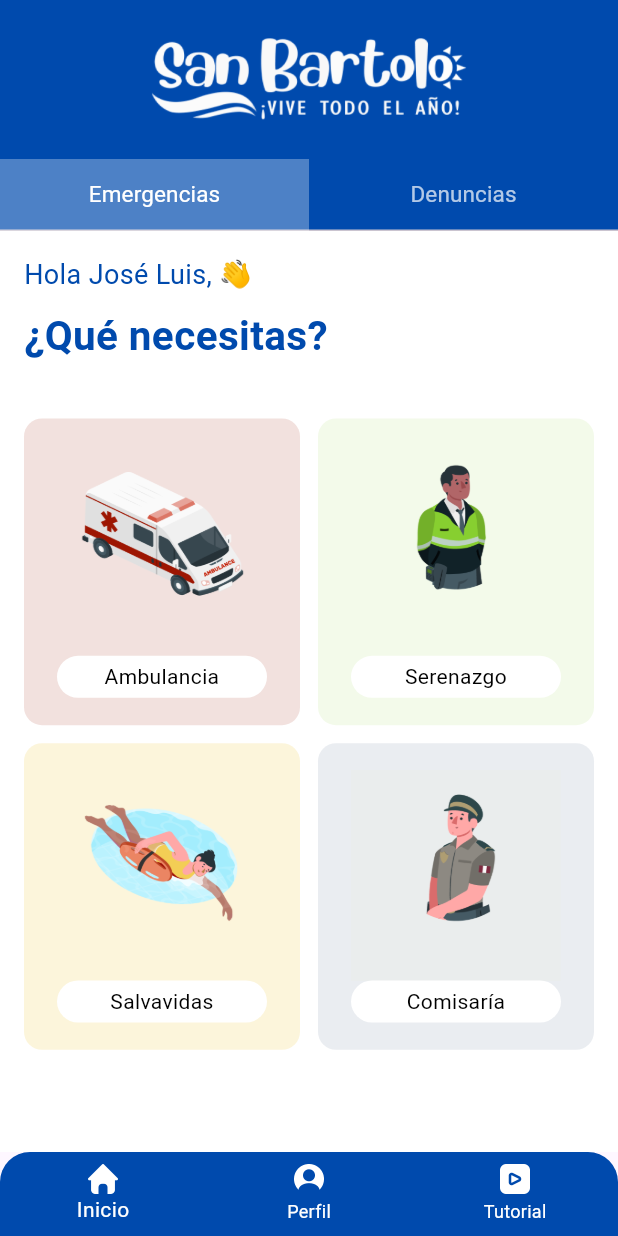
After one commit to juless2000/app_municipalidad_sb, a Flutter app: the InicioPage screen opened by its route, on a phone screen of 412 x 824 dp. The commit adds this screen. Run offline on Flutter 3.47's test engine with Material 3 defaults, Android fonts, the phone set to English and light mode, and no system bars; our stand-ins replace flutter_bloc, go_router, loader_overlay, quickalert, shared_preferences; accounts and stored records are empty.

Commit message:
Diseño BottNavBar, TabBar, Menú de Inicio - Emergencias y Denuncias - AMSB
Diseño del menú de Inicio, Emergencias y Denuncias.

```diff
--- a/lib/config/router/router.dart
+++ b/lib/config/router/router.dart
@@ -1,4 +1,5 @@
 
+import 'package:app_municipalidad_sb/presentation/screens/inicio/inicio.dart';
 import 'package:app_municipalidad_sb/presentation/screens/load/load.dart';
 import 'package:app_municipalidad_sb/presentation/screens/login/login.dart';
 import 'package:go_router/go_router.dart';
@@ -6,4 +7,5 @@ import 'package:go_router/go_router.dart';
 final appRouter = GoRouter(initialLocation: '/', routes: [
   GoRoute(path: '/', name: '/load', builder: (context, state) => const LoadPage(),),
   GoRoute(path: '/login', name: 'login', builder: (context, state) => const LoginPage(),),
+  GoRoute(path: '/inicio', name: 'inicio', builder: (context, state) => const InicioPage(),),
 ]);
--- a/lib/main.dart
+++ b/lib/main.dart
@@ -13,13 +13,11 @@ class MainApp extends StatelessWidget {
   @override
   Widget build(BuildContext context) {
 
-    SystemChrome.setEnabledSystemUIMode(SystemUiMode.immersiveSticky);
-
     return MaterialApp.router(
       title: 'App Municipalidad San Bartolo',
       debugShowCheckedModeBanner: false,
       routerConfig: appRouter,
-      theme: ThemeData.dark(),
+      theme: ThemeData.light(),
             localizationsDelegates: const [
         GlobalMaterialLocalizations.delegate,
         GlobalWidgetsLocalizations.delegate,
--- /dev/null
+++ b/lib/presentation/screens/inicio/denuncias/denuncias.dart
@@ -0,0 +1,67 @@
+// ignore_for_file: use_super_parameters
+
+import 'package:flutter/material.dart';
+
+class DenunciasPage extends StatefulWidget {
+  const DenunciasPage({Key? key}) : super(key: key);
+
+  @override
+  State<DenunciasPage> createState() => _DenunciasPageState();
+}
+
+class _DenunciasPageState extends State<DenunciasPage> {
+  final List<Map<String, dynamic>> categorias = [
+    {'icon': 'assets/imgs/inicio/denuncias/building.png', 'title': 'Construcción ilegal', 'subtitle': 'Reporta construcciones sin permiso'},
+    {'icon': 'assets/imgs/inicio/denuncias/volume.png', 'title': 'Ruidos Molestos', 'subtitle': 'Denuncia ruidos excesivos'},
+    {'icon': 'assets/imgs/inicio/denuncias/pets.png', 'title': 'Escreta de Mascotas', 'subtitle': 'Reporta excremento en lugares públicos'},
+    {'icon': 'assets/imgs/inicio/denuncias/grass.png', 'title': 'Arrojo de Desmonte', 'subtitle': 'Denuncia residuos de construcción'},
+    {'icon': 'assets/imgs/inicio/denuncias/trash.png', 'title': 'Arrojo de Basura', 'subtitle': 'Reporta basura en áreas prohibidas'},
+    {'icon': 'assets/imgs/inicio/denuncias/tree.png', 'title': 'Arrojo de Maleza', 'subtitle': 'Denuncia acumulación de maleza'},
+  ];
+
+  @override
+  Widget build(BuildContext context) {
+    return Scaffold(
+      body: Padding(
+        padding: const EdgeInsets.all(16.0),
+        child: ListView.builder(
+          itemCount: categorias.length,
+          itemBuilder: (context, index) {
+            final categoria = categorias[index];
+            return Card(
+              elevation: 2,
+              margin: const EdgeInsets.symmetric(vertical: 8),
+              child: ListTile(
+                leading: Image.asset(
+                  categoria['icon'],
+                  width: 40,
+                  height: 40,
+                ),
+                title: Text(
+                  categoria['title'],
+                  style: const TextStyle(
+                    fontWeight: FontWeight.bold,
+                    color: Color.fromRGBO(0, 74, 173, 1.0),
+                  ),
+                ),
+                subtitle: Text(
+                  categoria['subtitle'],
+                  style: const TextStyle(color: Colors.black54),
+                ),
+                trailing: const Icon(
+                  Icons.arrow_forward_ios,
+                  color: Colors.black54,
+                ),
+                onTap: () {
+                  ScaffoldMessenger.of(context).showSnackBar(
+                    SnackBar(content: Text('Seleccionaste: ${categoria['title']}')),
+                  );
+                },
+              ),
+            );
+          },
+        ),
+      ),
+    );
+  }
+}
--- /dev/null
+++ b/lib/presentation/screens/inicio/emergencias/emergencias.dart
@@ -0,0 +1,94 @@
+import 'package:app_municipalidad_sb/presentation/widgets/option_card_emergencias.dart';
+import 'package:flutter/material.dart';
+
+class EmergenciasPage extends StatefulWidget {
+  const EmergenciasPage({super.key});
+
+  @override
+  State<EmergenciasPage> createState() => _EmergenciasPageState();
+}
+
+class _EmergenciasPageState extends State<EmergenciasPage> {
+  @override
+  Widget build(BuildContext context) {
+    return Scaffold(
+      backgroundColor: Colors.white,
+      // Fondo blanco
+      body: SafeArea(
+        child: Column(
+          crossAxisAlignment: CrossAxisAlignment.start,
+          children: [
+            Container(
+              padding: const EdgeInsets.all(16.0),
+              child: const Column(
+                crossAxisAlignment: CrossAxisAlignment.start,
+                children: [
+                  Text(
+                    'Hola José Luis, 👋',
+                    style: TextStyle(
+                      color:  Color.fromRGBO(0, 74, 173, 1.0),
+                      fontSize: 18,
+                      fontWeight: FontWeight.w400,
+                    ),
+                  ),
+                  SizedBox(height: 8),
+                  Text(
+                    '¿Qué necesitas?',
+                    style: TextStyle(
+                      color:  Color.fromRGBO(0, 74, 173, 1.0),
+                      fontSize: 27,
+                      fontWeight: FontWeight.w600,
+                    ),
+                  ),
+                ],
+              ),
+            ),
+            const SizedBox(height: 20),
+            // Grid de opciones
+            Expanded(
+              child: Padding(
+                padding: const EdgeInsets.symmetric(horizontal: 16.0),
+                child: GridView.count(
+                  crossAxisCount: 2,
+                  crossAxisSpacing: 12,
+                  mainAxisSpacing: 12,
+                  childAspectRatio: 0.9,
+                  children: [
+                    OptionCardEmergencias(
+                      title: 'Ambulancia',
+                      imagePath: 'assets/imgs/inicio/emergencias/ambulancia.png',
+                      backgroundColor: const Color(0xFFF2E1DE),
+                      iconColor: Colors.black,
+                      onTap: () {},
+                    ),
+                    OptionCardEmergencias(
+                      title: 'Serenazgo',
+                      imagePath: 'assets/imgs/inicio/emergencias/serenazgo.png',
+                      backgroundColor: const Color(0xFFF3FAEA),
+                      iconColor: Colors.black,
+                      onTap: () {},
+                    ),
+                    OptionCardEmergencias(
+                      title: 'Salvavidas',
+                      imagePath: 'assets/imgs/inicio/emergencias/salvavidas.png',
+                      backgroundColor: const Color(0xFFFCF5DB),
+                      iconColor: Colors.black,
+                      onTap: () {},
+                    ),
+                    OptionCardEmergencias(
+                      title: 'Comisaría',
+                      imagePath: 'assets/imgs/inicio/emergencias/policia.png',
+                      backgroundColor: const Color(0xFFEAEDF1),
+                      iconColor: Colors.black,
+                      onTap: () {},
+                    ),
+                  ],
+                ),
+              ),
+            ),
+          ],
+        ),
+      ),
+    );
+  }
+}
--- /dev/null
+++ b/lib/presentation/screens/inicio/inicio.dart
@@ -0,0 +1,97 @@
+import 'package:app_municipalidad_sb/presentation/screens/inicio/tabbaremerdenun.dart';
+import 'package:app_municipalidad_sb/presentation/screens/perfil/perfil.dart';
+import 'package:app_municipalidad_sb/presentation/screens/tutorial/tutorial.dart';
+import 'package:flutter/material.dart';
+
+class InicioPage extends StatefulWidget {
+  const InicioPage({super.key});
+
+  @override
+  State<InicioPage> createState() => _InicioPageState();
+}
+
+class _InicioPageState extends State<InicioPage> {
+  int selectedIndex = 0;
+
+  @override
+  Widget build(BuildContext context) {
+    final screens = [
+      const TabBarEmerDenunPage(),
+      const PerfilPage(),
+      const TutorialPage()
+    ];
+
+    return Scaffold(
+      body: IndexedStack(
+        index: selectedIndex,
+        children: screens,
+      ),
+      bottomNavigationBar: Column(
+        mainAxisSize: MainAxisSize.min,
+        children: [
+          // Fondo con bordes redondeados
+          ClipRRect(
+            borderRadius: const BorderRadius.only(
+              topLeft: Radius.circular(20),
+              topRight: Radius.circular(20),
+            ),
+            child: BottomNavigationBar(
+              type: BottomNavigationBarType.fixed, // Mantener texto siempre visible
+              currentIndex: selectedIndex,
+              onTap: (value) {
+                setState(() {
+                  selectedIndex = value;
+                });
+              },
+              elevation: 0,
+              backgroundColor: const Color.fromRGBO(0, 74, 173, 1.0), // Fondo azul
+              selectedItemColor: Colors.white, // Color del texto seleccionado
+              unselectedItemColor: Colors.white, // Color del texto no seleccionado
+              items: [
+                BottomNavigationBarItem(
+                  icon: Image.asset(
+                    'assets/imgs/inicio/navigation/inicio.png',
+                    alignment: Alignment.center,
+                    height: 20,
+                  ),
+                  activeIcon: Image.asset(
+                    'assets/imgs/inicio/navigation/inicio.png',
+                    alignment: Alignment.center,
+                    height: 20,
+                  ),
+                  label: 'Inicio',
+                ),
+                BottomNavigationBarItem(
+                  icon: Image.asset(
+                    'assets/imgs/inicio/navigation/perfil.png',
+                    alignment: Alignment.center,
+                    height: 20,
+                  ),
+                  activeIcon: Image.asset(
+                    'assets/imgs/inicio/navigation/perfil.png',
+                    alignment: Alignment.center,
+                    height: 20,
+                  ),
+                  label: 'Perfil',
+                ),
+                BottomNavigationBarItem(
+                  icon: Image.asset(
+                    'assets/imgs/inicio/navigation/tutorial.png',
+                    alignment: Alignment.center,
+                    height: 20,
+                  ),
+                  activeIcon: Image.asset(
+                    'assets/imgs/inicio/navigation/tutorial.png',
+                    alignment: Alignment.center,
+                    height: 25,
+                  ),
+                  label: 'Tutorial',
+                ),
+              ],
+            ),
+          ),
+        ],
+      ),
+    );
+  }
+}
--- /dev/null
+++ b/lib/presentation/screens/inicio/tabbaremerdenun.dart
@@ -0,0 +1,73 @@
+import 'package:app_municipalidad_sb/presentation/screens/inicio/denuncias/denuncias.dart';
+import 'package:app_municipalidad_sb/presentation/screens/inicio/emergencias/emergencias.dart';
+import 'package:flutter/material.dart';
+
+class TabBarEmerDenunPage extends StatelessWidget {
+  const TabBarEmerDenunPage({super.key});
+
+  @override
+  Widget build(BuildContext context) {
+    return DefaultTabController(
+      length: 2, // Número de pestañas
+      child: Scaffold(
+        body: SafeArea(
+          child: Column(
+            children: [
+              // Encabezado con logo y TabBar
+              Container(
+                color: const Color.fromRGBO(0, 74, 173, 1.0),
+
+                child: Column(
+                  mainAxisSize: MainAxisSize.min,
+                  children: [
+                    const SizedBox(height: 15),
+                    Padding(
+                      padding: const EdgeInsets.all(8.0),
+                      child: Image.asset(
+                        'assets/imgs/logo_sb_white.png',
+                        height: 60,
+                        alignment: Alignment.center,
+                      ),
+                    ),
+                    const SizedBox(height: 15),
+                    TabBar(
+                      labelColor: Colors.white,
+                      unselectedLabelColor: Colors.white.withOpacity(0.7),
+                      indicator: BoxDecoration(
+                        color: Colors.white.withOpacity(0.3),
+                      ),
+                      indicatorSize: TabBarIndicatorSize.tab,
+                      tabs: const [
+                        Tab(
+                          child: Text(
+                            'Emergencias',
+                            style: TextStyle(fontSize: 15, fontWeight: FontWeight.w400),
+                          ),
+                        ),
+                        Tab(
+                          child: Text(
+                            'Denuncias',
+                            style: TextStyle(fontSize: 15, fontWeight: FontWeight.w400),
+                          ),
+                        ),
+                      ],
+                    ),
+                  ],
+                ),
+              ),
+              // Contenido del TabBarView
+              const Expanded(
+                child: TabBarView(
+                  children: [
+                    EmergenciasPage(), // Página de Emergencias
+                    DenunciasPage(), // Página de Denuncias
+                  ],
+                ),
+              ),
+            ],
+          ),
+        ),
+      ),
+    );
+  }
+}
--- a/lib/presentation/screens/login/login.dart
+++ b/lib/presentation/screens/login/login.dart
@@ -186,20 +186,24 @@ class _LoginScreenState extends State<LoginScreen> {
                             // await prefs.setString(
                             //     'sNomEmpresa', dataUser.first.sEmpresa!);
 
-                            //Al darle en ingresar, seteamos la key 'auth' a true, sirve para el loadPage
-                            Future.delayed(const Duration(seconds: 3),
-                                () async {
-                              // await prefs.setBool('auth', true);
-                              context.pushReplacementNamed('menu');
+                            // //Al darle en ingresar, seteamos la key 'auth' a true, sirve para el loadPage
+                            // Future.delayed(const Duration(seconds: 3),
+                            //     () async {
+                            //   // await prefs.setBool('auth', true);
+                            //   context.pushReplacementNamed('inicio');
+                            // });
+
+                            QuickAlert.show(
+                              context: context,
+                              type: QuickAlertType.success,
+                              title: '¡Bienvenido!',
+                              text: 'Usuario',
+                              showConfirmBtn: false,
+                              autoCloseDuration: const Duration(seconds: 3),
+                            ).then((_) {
+                              context.pushReplacementNamed('inicio');
                             });
 
-                            QuickAlert.show(
-                                context: context,
-                                type: QuickAlertType.success,
-                                title: '¡Bienvenido!',
-                                text: 'Usuario',
-                                showConfirmBtn: false,
-                                autoCloseDuration: const Duration(seconds: 3));
                           // } else {
                           //   context.loaderOverlay.hide();
                           //   QuickAlert.show(
--- /dev/null
+++ b/lib/presentation/screens/perfil/perfil.dart
@@ -0,0 +1,12 @@
+import 'package:flutter/material.dart';
+
+class PerfilPage extends StatelessWidget {
+  const PerfilPage({super.key});
+
+  @override
+  Widget build(BuildContext context) {
+    return const Scaffold(
+      body: Text('PAGINA PERFIL'),
+    );
+  }
+}
--- /dev/null
+++ b/lib/presentation/screens/tutorial/tutorial.dart
@@ -0,0 +1,12 @@
+import 'package:flutter/material.dart';
+
+class TutorialPage extends StatelessWidget {
+  const TutorialPage({super.key});
+
+  @override
+  Widget build(BuildContext context) {
+    return const Scaffold(
+      body: Text('PAGINA TUTORIAL'),
+    );
+  }
+}
--- a/lib/presentation/widgets/default_button.dart
+++ b/lib/presentation/widgets/default_button.dart
@@ -25,7 +25,7 @@ class DefaultButton extends StatelessWidget {
           child: Text(
             text,
             style: const TextStyle(
-                color: Colors.black54, fontSize: 15, fontFamily: 'CreatoDisplay'),
+                color: Colors.black, fontSize: 15, fontFamily: 'CreatoDisplay'),
           )),
     );
   }
--- /dev/null
+++ b/lib/presentation/widgets/option_card_emergencias.dart
@@ -0,0 +1,59 @@
+import 'package:flutter/material.dart';
+
+class OptionCardEmergencias extends StatelessWidget {
+  final String title;
+  final String imagePath;
+  final Color backgroundColor;
+  final Color iconColor;
+  final VoidCallback onTap;
+
+  const OptionCardEmergencias({
+    super.key,
+    required this.title,
+    required this.imagePath,
+    required this.backgroundColor,
+    required this.iconColor,
+    required this.onTap,
+  });
+
+  @override
+  Widget build(BuildContext context) {
+    return GestureDetector(
+      onTap: onTap, // Acción al tocar la tarjeta
+      child: Container(
+        decoration: BoxDecoration(
+          color: backgroundColor,
+          borderRadius: BorderRadius.circular(12),
+        ),
+        child: Column(
+          mainAxisAlignment: MainAxisAlignment.center,
+          children: [
+            Image.asset(
+              imagePath,
+              height: 140,
+              width: 140,
+              fit: BoxFit.cover,
+            ),
+            Container(
+              width: 140,
+              padding: const EdgeInsets.symmetric(horizontal: 8, vertical: 4),
+              decoration: BoxDecoration(
+                color: Colors.white,
+                borderRadius: BorderRadius.circular(20),
+              ),
+              child: Text(
+                title,
+                textAlign: TextAlign.center,
+                style: TextStyle(
+                  color: iconColor,
+                  fontWeight: FontWeight.w400,
+                  fontSize: 14,
+                ),
+              ),
+            ),
+          ],
+        ),
+      ),
+    );
+  }
+}
--- a/pubspec.yaml
+++ b/pubspec.yaml
@@ -29,6 +29,9 @@ flutter:
     - assets/imgs/
     - assets/imgs/login/
     - assets/imgs/inicio/
+    - assets/imgs/inicio/denuncias/
+    - assets/imgs/inicio/emergencias/
+    - assets/imgs/inicio/navigation/
   fonts:
     - family: Raleway
       fonts:
```
